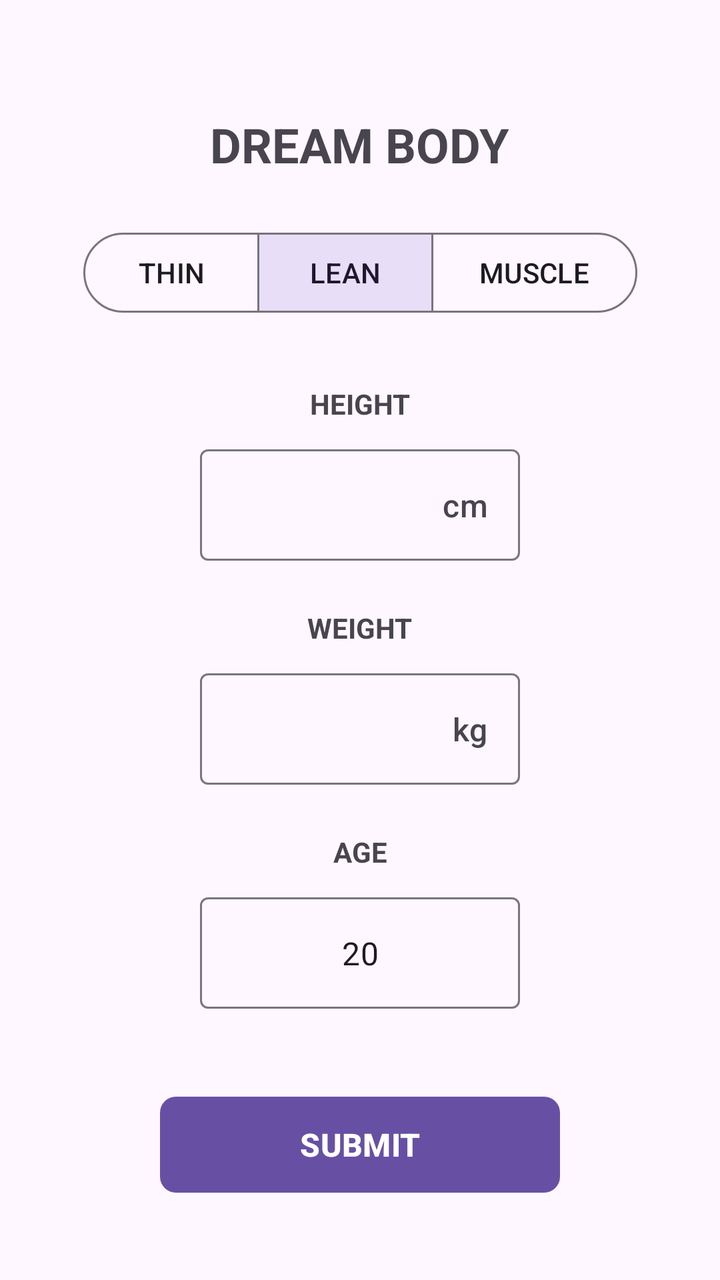
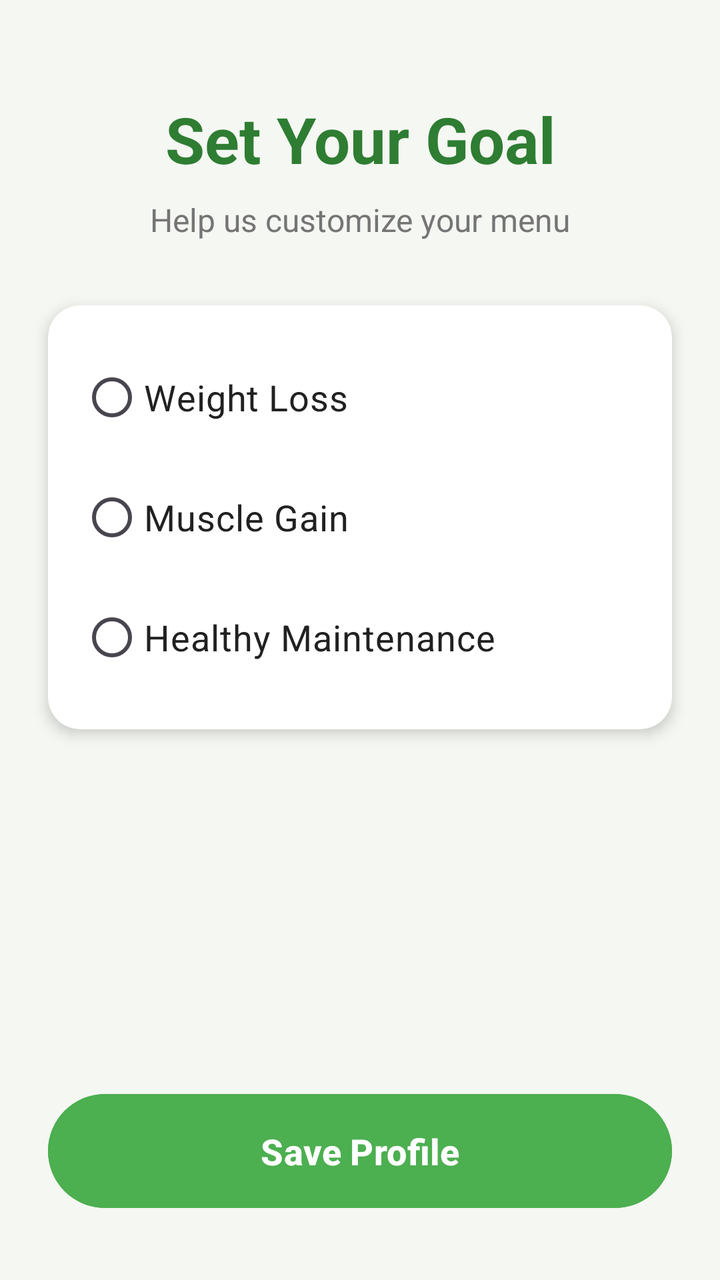

Compare the two renders of this Android layout. The source of the first and the diff that turns it into the second are given below.
<!-- AndroidManifest.xml: application theme Theme.Gamstop -->
<!-- res/layout/activity_pre_registration.xml -->
<?xml version="1.0" encoding="utf-8"?>
<androidx.constraintlayout.widget.ConstraintLayout
    xmlns:android="http://schemas.android.com/apk/res/android"
    xmlns:app="http://schemas.android.com/apk/res-auto"
    xmlns:tools="http://schemas.android.com/tools"
    android:layout_width="match_parent"
    android:layout_height="match_parent"
    android:padding="24dp"
    tools:context=".frontend.pre_resgistration.PreRegistrationActivity">

    
    <TextView
        android:id="@+id/tvDreamBodyTitle"
        android:layout_width="wrap_content"
        android:layout_height="wrap_content"
        android:text="DREAM BODY"
        android:textSize="24sp"
        android:textStyle="bold"
        android:layout_marginTop="32dp"
        app:layout_constraintTop_toTopOf="parent"
        app:layout_constraintStart_toStartOf="parent"
        app:layout_constraintEnd_toEndOf="parent" />

    
    <com.google.android.material.button.MaterialButtonToggleGroup
        android:id="@+id/toggleGroupBodyType"
        android:layout_width="wrap_content"
        android:layout_height="wrap_content"
        android:layout_marginTop="24dp"
        app:singleSelection="true"
        app:selectionRequired="true"
        app:checkedButton="@+id/btnLean"
        app:layout_constraintTop_toBottomOf="@id/tvDreamBodyTitle"
        app:layout_constraintStart_toStartOf="parent"
        app:layout_constraintEnd_toEndOf="parent">

        <com.google.android.material.button.MaterialButton
            android:id="@+id/btnThin"
            style="?attr/materialButtonOutlinedStyle"
            android:layout_width="wrap_content"
            android:layout_height="wrap_content"
            android:text="THIN" />

        <com.google.android.material.button.MaterialButton
            android:id="@+id/btnLean"
            style="?attr/materialButtonOutlinedStyle"
            android:layout_width="wrap_content"
            android:layout_height="wrap_content"
            android:text="LEAN" />

        <com.google.android.material.button.MaterialButton
            android:id="@+id/btnMuscle"
            style="?attr/materialButtonOutlinedStyle"
            android:layout_width="wrap_content"
            android:layout_height="wrap_content"
            android:text="MUSCLE" />

    </com.google.android.material.button.MaterialButtonToggleGroup>

    
    <TextView
        android:id="@+id/tvHeightLabel"
        android:layout_width="wrap_content"
        android:layout_height="wrap_content"
        android:text="HEIGHT"
        android:textStyle="bold"
        android:layout_marginTop="32dp"
        app:layout_constraintTop_toBottomOf="@id/toggleGroupBodyType"
        app:layout_constraintStart_toStartOf="parent"
        app:layout_constraintEnd_toEndOf="parent" />

    <com.google.android.material.textfield.TextInputLayout
        android:id="@+id/tilHeight"
        android:layout_width="160dp"
        android:layout_height="wrap_content"
        android:layout_marginTop="8dp"
        app:suffixText="cm"
        app:boxBackgroundMode="outline"
        app:layout_constraintTop_toBottomOf="@id/tvHeightLabel"
        app:layout_constraintStart_toStartOf="parent"
        app:layout_constraintEnd_toEndOf="parent">

        <com.google.android.material.textfield.TextInputEditText
            android:id="@+id/etHeight"
            android:layout_width="match_parent"
            android:layout_height="wrap_content"
            android:inputType="numberDecimal"
            android:text="180"
            android:textAlignment="center"/>
    </com.google.android.material.textfield.TextInputLayout>

    <TextView
        android:id="@+id/tvWeightLabel"
        android:layout_width="wrap_content"
        android:layout_height="wrap_content"
        android:text="WEIGHT"
        android:textStyle="bold"
        android:layout_marginTop="24dp"
        app:layout_constraintTop_toBottomOf="@id/tilHeight"
        app:layout_constraintStart_toStartOf="parent"
        app:layout_constraintEnd_toEndOf="parent" />

    <com.google.android.material.textfield.TextInputLayout
        android:id="@+id/tilWeight"
        android:layout_width="160dp"
        android:layout_height="wrap_content"
        android:layout_marginTop="8dp"
        app:suffixText="kg"
        app:boxBackgroundMode="outline"
        app:layout_constraintTop_toBottomOf="@id/tvWeightLabel"
        app:layout_constraintStart_toStartOf="parent"
        app:layout_constraintEnd_toEndOf="parent">

        <com.google.android.material.textfield.TextInputEditText
            android:id="@+id/etWeight"
            android:layout_width="match_parent"
            android:layout_height="wrap_content"
            android:inputType="numberDecimal"
            android:text="90"
            android:textAlignment="center"/>
    </com.google.android.material.textfield.TextInputLayout>
    <TextView
        android:id="@+id/tvAgeLabel"
        android:layout_width="wrap_content"
        android:layout_height="wrap_content"
        android:text="AGE"
        android:textStyle="bold"
        android:layout_marginTop="24dp"
        app:layout_constraintTop_toBottomOf="@id/tilWeight"
        app:layout_constraintStart_toStartOf="parent"
        app:layout_constraintEnd_toEndOf="parent" />

    <com.google.android.material.textfield.TextInputLayout
        android:id="@+id/tilAge"
        android:layout_width="160dp"
        android:layout_height="wrap_content"
        android:layout_marginTop="8dp"
        app:boxBackgroundMode="outline"
        app:layout_constraintTop_toBottomOf="@id/tvAgeLabel"
        app:layout_constraintStart_toStartOf="parent"
        app:layout_constraintEnd_toEndOf="parent">

        <com.google.android.material.textfield.TextInputEditText
            android:id="@+id/etAge"
            android:layout_width="match_parent"
            android:layout_height="wrap_content"
            android:inputType="number"
            android:text="20"
            android:textAlignment="center"/>
    </com.google.android.material.textfield.TextInputLayout>

    
    <com.google.android.material.button.MaterialButton
        android:id="@+id/btnSubmit"
        android:layout_width="200dp"
        android:layout_height="56dp"
        android:layout_marginTop="40dp"
        android:text="SUBMIT"
        android:textSize="16sp"
        android:textStyle="bold"
        app:cornerRadius="8dp"
        app:layout_constraintTop_toBottomOf="@id/tilAge"
        app:layout_constraintStart_toStartOf="parent"
        app:layout_constraintEnd_toEndOf="parent" />

</androidx.constraintlayout.widget.ConstraintLayout>
<!-- resources referenced by this layout -->
<resources>
  <style name="Theme.Gamstop" parent="Base.Theme.Gamstop" />
  <style name="Base.Theme.Gamstop" parent="Theme.Material3.DayNight.NoActionBar">
          
          
      </style>
</resources>

<!-- the commit's change to res/layout/activity_pre_registration.xml (unified diff, before → after) -->
@@ -2,165 +2,91 @@
 <androidx.constraintlayout.widget.ConstraintLayout
     xmlns:android="http://schemas.android.com/apk/res/android"
     xmlns:app="http://schemas.android.com/apk/res-auto"
-    xmlns:tools="http://schemas.android.com/tools"
     android:layout_width="match_parent"
     android:layout_height="match_parent"
-    android:padding="24dp"
-    tools:context=".frontend.pre_resgistration.PreRegistrationActivity">
+    android:background="#F5F7F2">
 
-    
     <TextView
-        android:id="@+id/tvDreamBodyTitle"
+        android:id="@+id/titleText"
         android:layout_width="wrap_content"
         android:layout_height="wrap_content"
-        android:text="DREAM BODY"
-        android:textSize="24sp"
+        android:layout_marginTop="48dp"
+        android:text="Set Your Goal"
+        android:textColor="#2E7D32"
+        android:textSize="32sp"
         android:textStyle="bold"
-        android:layout_marginTop="32dp"
-        app:layout_constraintTop_toTopOf="parent"
+        app:layout_constraintEnd_toEndOf="parent"
         app:layout_constraintStart_toStartOf="parent"
-        app:layout_constraintEnd_toEndOf="parent" />
+        app:layout_constraintTop_toTopOf="parent" />
 
-    
-    <com.google.android.material.button.MaterialButtonToggleGroup
-        android:id="@+id/toggleGroupBodyType"
+    <TextView
+        android:id="@+id/subtitleText"
         android:layout_width="wrap_content"
         android:layout_height="wrap_content"
-        android:layout_marginTop="24dp"
-        app:singleSelection="true"
-        app:selectionRequired="true"
-        app:checkedButton="@+id/btnLean"
-        app:layout_constraintTop_toBottomOf="@id/tvDreamBodyTitle"
+        android:layout_marginTop="8dp"
+        android:text="Help us customize your menu"
+        android:textColor="#757575"
+        android:textSize="16sp"
+        app:layout_constraintEnd_toEndOf="parent"
         app:layout_constraintStart_toStartOf="parent"
-        app:layout_constraintEnd_toEndOf="parent">
+        app:layout_constraintTop_toBottomOf="@id/titleText" />
 
-        <com.google.android.material.button.MaterialButton
-            android:id="@+id/btnThin"
-            style="?attr/materialButtonOutlinedStyle"
-            android:layout_width="wrap_content"
-            android:layout_height="wrap_content"
-            android:text="THIN" />
+    <androidx.cardview.widget.CardView
+        android:id="@+id/radioCard"
+        android:layout_width="match_parent"
+        android:layout_height="wrap_content"
+        android:layout_marginHorizontal="24dp"
+        android:layout_marginTop="32dp"
+        app:cardBackgroundColor="#FFFFFF"
+        app:cardCornerRadius="16dp"
+        app:cardElevation="4dp"
+        app:layout_constraintTop_toBottomOf="@id/subtitleText">
 
-        <com.google.android.material.button.MaterialButton
-            android:id="@+id/btnLean"
-            style="?attr/materialButtonOutlinedStyle"
-            android:layout_width="wrap_content"
-            android:layout_height="wrap_content"
-            android:text="LEAN" />
-
-        <com.google.android.material.button.MaterialButton
-            android:id="@+id/btnMuscle"
-            style="?attr/materialButtonOutlinedStyle"
-            android:layout_width="wrap_content"
-            android:layout_height="wrap_content"
-            android:text="MUSCLE" />
-
-    </com.google.android.material.button.MaterialButtonToggleGroup>
-
-    
-    <TextView
-        android:id="@+id/tvHeightLabel"
-        android:layout_width="wrap_content"
-        android:layout_height="wrap_content"
-        android:text="HEIGHT"
-        android:textStyle="bold"
-        android:layout_marginTop="32dp"
-        app:layout_constraintTop_toBottomOf="@id/toggleGroupBodyType"
-        app:layout_constraintStart_toStartOf="parent"
-        app:layout_constraintEnd_toEndOf="parent" />
-
-    <com.google.android.material.textfield.TextInputLayout
-        android:id="@+id/tilHeight"
-        android:layout_width="160dp"
-        android:layout_height="wrap_content"
-        android:layout_marginTop="8dp"
-        app:suffixText="cm"
-        app:boxBackgroundMode="outline"
-        app:layout_constraintTop_toBottomOf="@id/tvHeightLabel"
-        app:layout_constraintStart_toStartOf="parent"
-        app:layout_constraintEnd_toEndOf="parent">
-
-        <com.google.android.material.textfield.TextInputEditText
-            android:id="@+id/etHeight"
+        <RadioGroup
+            android:id="@+id/goalRadioGroup"
             android:layout_width="match_parent"
             android:layout_height="wrap_content"
-            android:inputType="numberDecimal"
-            android:text="180"
-            android:textAlignment="center"/>
-    </com.google.android.material.textfield.TextInputLayout>
+            android:padding="16dp">
 
-    <TextView
-        android:id="@+id/tvWeightLabel"
-        android:layout_width="wrap_content"
-        android:layout_height="wrap_content"
-        android:text="WEIGHT"
+            <RadioButton
+                android:id="@+id/radioWeightLoss"
+                android:layout_width="match_parent"
+                android:layout_height="60dp"
+                android:text="Weight Loss"
+                android:textColor="#212121"
+                android:textSize="18sp" />
+
+            <RadioButton
+                android:id="@+id/radioMuscleGain"
+                android:layout_width="match_parent"
+                android:layout_height="60dp"
+                android:text="Muscle Gain"
+                android:textColor="#212121"
+                android:textSize="18sp" />
+
+            <RadioButton
+                android:id="@+id/radioMaintenance"
+                android:layout_width="match_parent"
+                android:layout_height="60dp"
+                android:text="Healthy Maintenance"
+                android:textColor="#212121"
+                android:textSize="18sp" />
+        </RadioGroup>
+    </androidx.cardview.widget.CardView>
+
+    <Button
+        android:id="@+id/btnSave"
+        android:layout_width="match_parent"
+        android:layout_height="65dp"
+        android:layout_marginHorizontal="24dp"
+        android:layout_marginBottom="32dp"
+        android:backgroundTint="#4CAF50"
+        android:elevation="8dp"
+        android:text="Save Profile"
+        android:textColor="#FFFFFF"
+        android:textSize="18sp"
         android:textStyle="bold"
-        android:layout_marginTop="24dp"
-        app:layout_constraintTop_toBottomOf="@id/tilHeight"
-        app:layout_constraintStart_toStartOf="parent"
-        app:layout_constraintEnd_toEndOf="parent" />
-
-    <com.google.android.material.textfield.TextInputLayout
-        android:id="@+id/tilWeight"
-        android:layout_width="160dp"
-        android:layout_height="wrap_content"
-        android:layout_marginTop="8dp"
-        app:suffixText="kg"
-        app:boxBackgroundMode="outline"
-        app:layout_constraintTop_toBottomOf="@id/tvWeightLabel"
-        app:layout_constraintStart_toStartOf="parent"
-        app:layout_constraintEnd_toEndOf="parent">
-
-        <com.google.android.material.textfield.TextInputEditText
-            android:id="@+id/etWeight"
-            android:layout_width="match_parent"
-            android:layout_height="wrap_content"
-            android:inputType="numberDecimal"
-            android:text="90"
-            android:textAlignment="center"/>
-    </com.google.android.material.textfield.TextInputLayout>
-    <TextView
-        android:id="@+id/tvAgeLabel"
-        android:layout_width="wrap_content"
-        android:layout_height="wrap_content"
-        android:text="AGE"
-        android:textStyle="bold"
-        android:layout_marginTop="24dp"
-        app:layout_constraintTop_toBottomOf="@id/tilWeight"
-        app:layout_constraintStart_toStartOf="parent"
-        app:layout_constraintEnd_toEndOf="parent" />
-
-    <com.google.android.material.textfield.TextInputLayout
-        android:id="@+id/tilAge"
-        android:layout_width="160dp"
-        android:layout_height="wrap_content"
-        android:layout_marginTop="8dp"
-        app:boxBackgroundMode="outline"
-        app:layout_constraintTop_toBottomOf="@id/tvAgeLabel"
-        app:layout_constraintStart_toStartOf="parent"
-        app:layout_constraintEnd_toEndOf="parent">
-
-        <com.google.android.material.textfield.TextInputEditText
-            android:id="@+id/etAge"
-            android:layout_width="match_parent"
-            android:layout_height="wrap_content"
-            android:inputType="number"
-            android:text="20"
-            android:textAlignment="center"/>
-    </com.google.android.material.textfield.TextInputLayout>
-
-    
-    <com.google.android.material.button.MaterialButton
-        android:id="@+id/btnSubmit"
-        android:layout_width="200dp"
-        android:layout_height="56dp"
-        android:layout_marginTop="40dp"
-        android:text="SUBMIT"
-        android:textSize="16sp"
-        android:textStyle="bold"
-        app:cornerRadius="8dp"
-        app:layout_constraintTop_toBottomOf="@id/tilAge"
-        app:layout_constraintStart_toStartOf="parent"
-        app:layout_constraintEnd_toEndOf="parent" />
+        app:cornerRadius="32dp"
+        app:layout_constraintBottom_toBottomOf="parent" />
 
 </androidx.constraintlayout.widget.ConstraintLayout>
